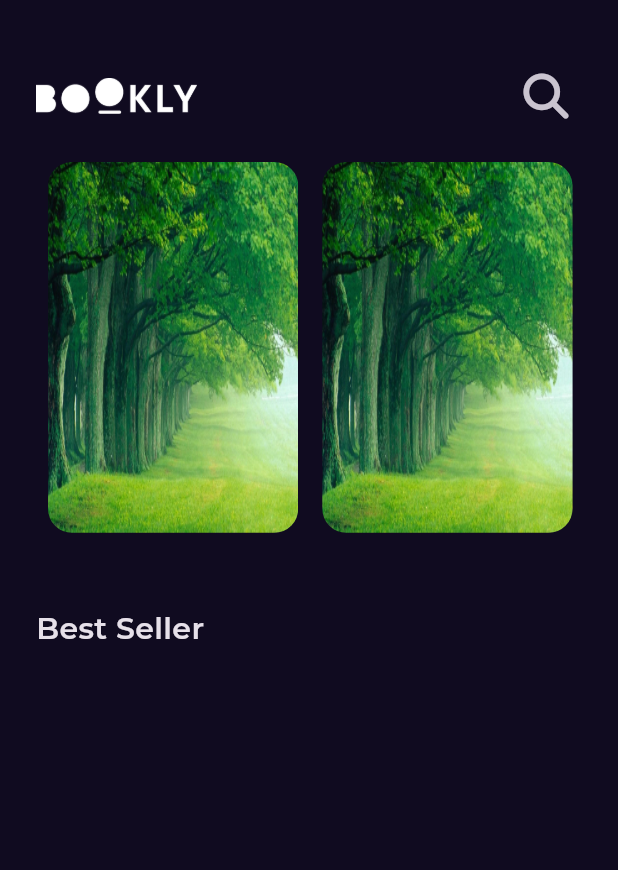
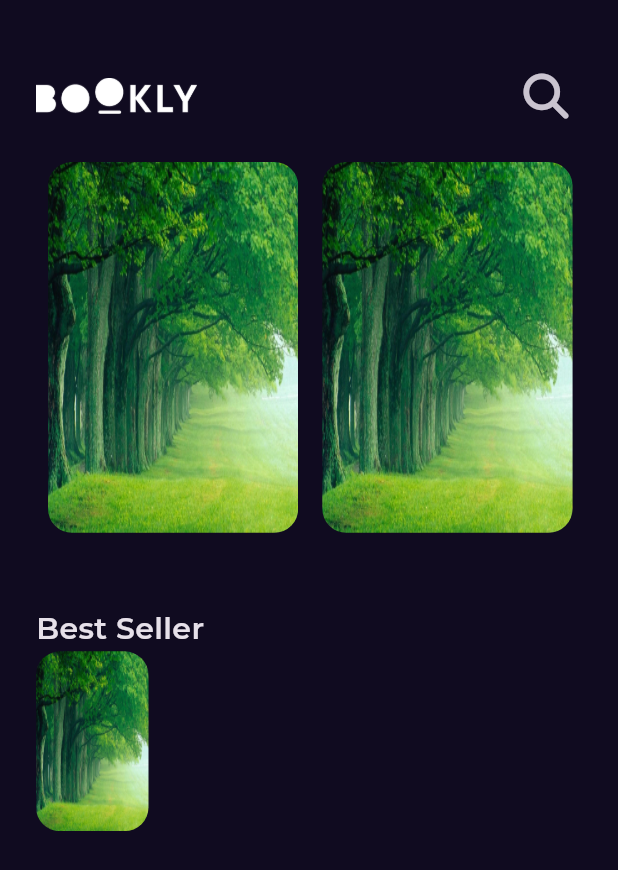
Before and after one commit to mohamedali37/bookly-app, a Flutter app: the screen it shows after launch, on a phone screen of 412 x 824 dp. Shown: the top 870 px of the screen. Run offline on Flutter 3.47's test engine with Material 3 defaults, Android fonts, the phone set to English and light mode, and no system bars; our stand-ins replace font_awesome_flutter, get, google_fonts.

Commit message:
add best seller item part one

```diff
--- /dev/null
+++ b/lib/features/home/presentation/views/widgets/best_seller_item.dart
@@ -0,0 +1,27 @@
+import 'package:flutter/material.dart';
+
+class BestSellerItem extends StatelessWidget {
+  const BestSellerItem({super.key});
+
+  @override
+  Widget build(BuildContext context) {
+    return SizedBox(
+      height: 120,
+      child: Row(
+        children: [
+          AspectRatio(
+            aspectRatio: 2.5 / 4,
+            child: Container(
+              decoration: BoxDecoration(
+                  borderRadius: BorderRadius.circular(16),
+                  image: const DecorationImage(
+                    fit: BoxFit.fill,
+                    image: AssetImage('assets/images/nature-images-6.webp'),
+                  )),
+            ),
+          ),
+        ],
+      ),
+    );
+  }
+}
--- a/lib/features/home/presentation/views/widgets/home_view_body.dart
+++ b/lib/features/home/presentation/views/widgets/home_view_body.dart
@@ -1,4 +1,5 @@
 import 'package:bookly_app/core/utils/styles.dart';
+import 'package:bookly_app/features/home/presentation/views/widgets/best_seller_item.dart';
 import 'package:bookly_app/features/home/presentation/views/widgets/bookly_list_view.dart';
 import 'package:bookly_app/features/home/presentation/views/widgets/custom_app_bar.dart';
 import 'package:flutter/material.dart';
@@ -18,6 +19,7 @@ class HomeViewBody extends StatelessWidget {
           BooklyListView(),
           SizedBox(height: 50,),
           Text('Best Seller', style: Styles.style,),
+          BestSellerItem(),
         ],
       ),
     );
```
